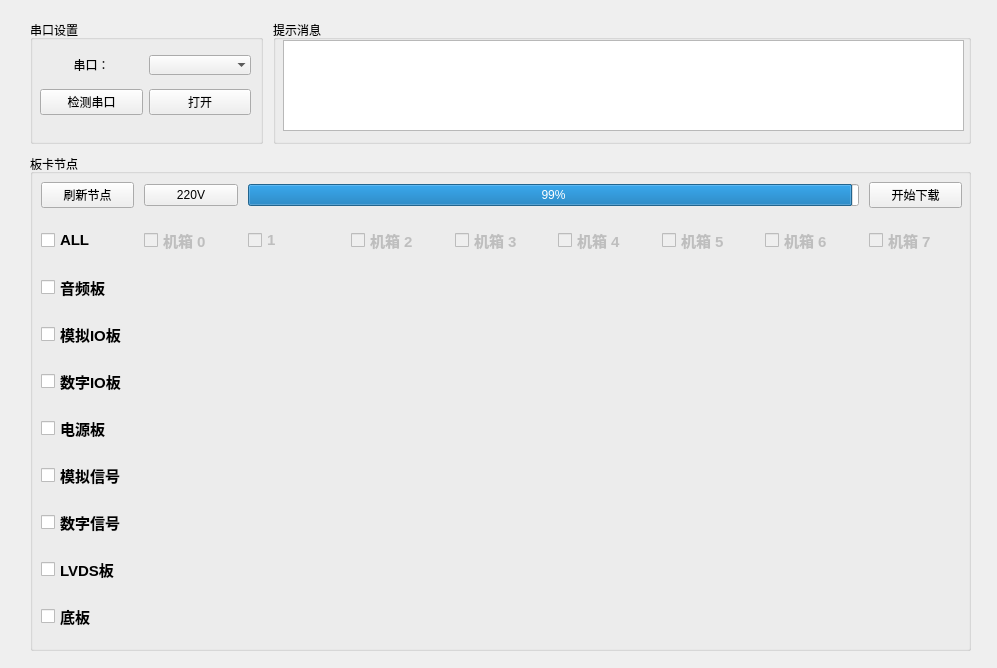
Old version of the form ProgramUpdate.ui in the repository chenzhipeng-hqu/python.
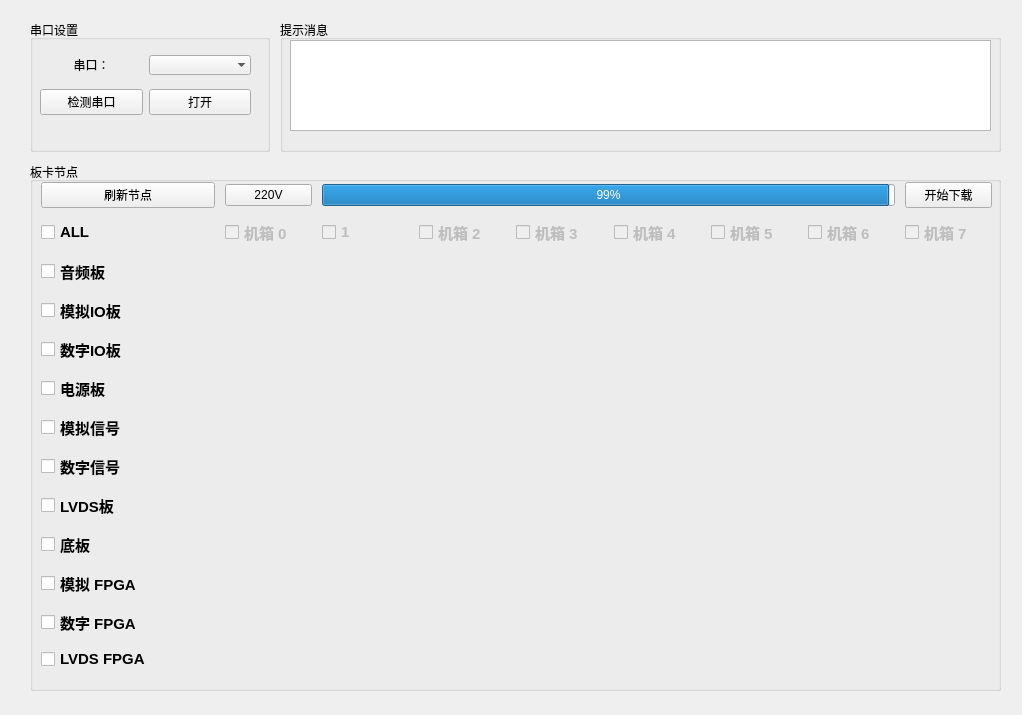
New version of the form.

Commit message:
[feature][mcu_upgrade_tool_ui][fpga] add FPGA upgrade UI and select id
[what]添加fpga升级的ui 和 选择节点, 持续添加
[why]null
[how]null

Diff of the .ui file:
```diff
--- a/ProgramUpdate.ui
+++ b/ProgramUpdate.ui
@@ -9,8 +9,8 @@
    <rect>
     <x>0</x>
     <y>0</y>
-    <width>997</width>
-    <height>668</height>
+    <width>1022</width>
+    <height>715</height>
    </rect>
   </property>
   <property name="sizePolicy">
@@ -33,8 +33,8 @@
     <rect>
      <x>20</x>
      <y>10</y>
-     <width>961</width>
-     <height>651</height>
+     <width>991</width>
+     <height>691</height>
     </rect>
    </property>
    <layout class="QGridLayout" name="gridLayout_4" rowstretch="1,4" columnstretch="0" rowminimumheight="0,0" columnminimumwidth="0">
@@ -211,7 +211,7 @@
           <rect>
            <x>10</x>
            <y>20</y>
-           <width>681</width>
+           <width>701</width>
            <height>91</height>
           </rect>
          </property>
@@ -248,11 +248,11 @@
         <rect>
          <x>1</x>
          <y>20</y>
-         <width>941</width>
-         <height>471</height>
+         <width>971</width>
+         <height>501</height>
         </rect>
        </property>
-       <layout class="QGridLayout" name="gridLayout_3" rowstretch="1,1,1,1,1,1,1,1,1,1" columnstretch="1,1,1,1,1,1,1,1,1">
+       <layout class="QGridLayout" name="gridLayout_3" rowstretch="1,1,1,1,1,1,1,1,1,1,1,1,1" columnstretch="2,1,1,1,1,1,1,1,1">
         <property name="sizeConstraint">
          <enum>QLayout::SetDefaultConstraint</enum>
         </property>
@@ -281,38 +281,6 @@
           </property>
          </widget>
         </item>
-        <item row="2" column="0">
-         <widget class="QCheckBox" name="Audio_checkBox">
-          <property name="enabled">
-           <bool>true</bool>
-          </property>
-          <property name="font">
-           <font>
-            <pointsize>11</pointsize>
-            <weight>75</weight>
-            <bold>true</bold>
-           </font>
-          </property>
-          <property name="focusPolicy">
-           <enum>Qt::StrongFocus</enum>
-          </property>
-          <property name="layoutDirection">
-           <enum>Qt::LeftToRight</enum>
-          </property>
-          <property name="text">
-           <string>音频板</string>
-          </property>
-          <property name="checked">
-           <bool>false</bool>
-          </property>
-          <property name="autoRepeat">
-           <bool>false</bool>
-          </property>
-          <property name="tristate">
-           <bool>false</bool>
-          </property>
-         </widget>
-        </item>
         <item row="4" column="0">
          <widget class="QCheckBox" name="DigitalIO_checkBox">
           <property name="enabled">
@@ -345,6 +313,38 @@
           </property>
          </widget>
         </item>
+        <item row="2" column="0">
+         <widget class="QCheckBox" name="Audio_checkBox">
+          <property name="enabled">
+           <bool>true</bool>
+          </property>
+          <property name="font">
+           <font>
+            <pointsize>11</pointsize>
+            <weight>75</weight>
+            <bold>true</bold>
+           </font>
+          </property>
+          <property name="focusPolicy">
+           <enum>Qt::StrongFocus</enum>
+          </property>
+          <property name="layoutDirection">
+           <enum>Qt::LeftToRight</enum>
+          </property>
+          <property name="text">
+           <string>音频板</string>
+          </property>
+          <property name="checked">
+           <bool>false</bool>
+          </property>
+          <property name="autoRepeat">
+           <bool>false</bool>
+          </property>
+          <property name="tristate">
+           <bool>false</bool>
+          </property>
+         </widget>
+        </item>
         <item row="3" column="0">
          <widget class="QCheckBox" name="AnalogIO_checkBox">
           <property name="enabled">
@@ -505,8 +505,8 @@
           </property>
          </widget>
         </item>
-        <item row="8" column="0">
-         <widget class="QCheckBox" name="LVDS_checkBox">
+        <item row="11" column="0">
+         <widget class="QCheckBox" name="PcieBase_checkBox_3">
           <property name="enabled">
            <bool>true</bool>
           </property>
@@ -524,7 +524,7 @@
            <enum>Qt::LeftToRight</enum>
           </property>
           <property name="text">
-           <string>LVDS板</string>
+           <string>数字 FPGA</string>
           </property>
           <property name="checked">
            <bool>false</bool>
@@ -537,13 +537,71 @@
           </property>
          </widget>
         </item>
-        <item row="0" column="0">
-         <widget class="QPushButton" name="BoardRefresh_button">
+        <item row="10" column="0">
+         <widget class="QCheckBox" name="PcieBase_checkBox_2">
+          <property name="enabled">
+           <bool>true</bool>
+          </property>
+          <property name="font">
+           <font>
+            <pointsize>11</pointsize>
+            <weight>75</weight>
+            <bold>true</bold>
+           </font>
+          </property>
+          <property name="focusPolicy">
+           <enum>Qt::StrongFocus</enum>
+          </property>
+          <property name="layoutDirection">
+           <enum>Qt::LeftToRight</enum>
+          </property>
           <property name="text">
-           <string>刷新节点</string>
+           <string>模拟 FPGA</string>
           </property>
-          <property name="shortcut">
-           <string>F5</string>
+          <property name="checked">
+           <bool>false</bool>
+          </property>
+          <property name="autoRepeat">
+           <bool>false</bool>
+          </property>
+          <property name="tristate">
+           <bool>false</bool>
+          </property>
+         </widget>
+        </item>
+        <item row="1" column="1">
+         <widget class="QCheckBox" name="Box0_checkBox">
+          <property name="enabled">
+           <bool>false</bool>
+          </property>
+          <property name="font">
+           <font>
+            <pointsize>11</pointsize>
+            <weight>75</weight>
+            <bold>true</bold>
+            <kerning>true</kerning>
+           </font>
+          </property>
+          <property name="focusPolicy">
+           <enum>Qt::StrongFocus</enum>
+          </property>
+          <property name="layoutDirection">
+           <enum>Qt::LeftToRight</enum>
+          </property>
+          <property name="text">
+           <string>机箱 0</string>
+          </property>
+          <property name="checkable">
+           <bool>false</bool>
+          </property>
+          <property name="checked">
+           <bool>false</bool>
+          </property>
+          <property name="autoRepeat">
+           <bool>false</bool>
+          </property>
+          <property name="tristate">
+           <bool>false</bool>
           </property>
          </widget>
         </item>
@@ -554,73 +612,6 @@
           </property>
          </widget>
         </item>
-        <item row="1" column="0">
-         <widget class="QCheckBox" name="allNodeID_checkBox">
-          <property name="enabled">
-           <bool>true</bool>
-          </property>
-          <property name="font">
-           <font>
-            <pointsize>11</pointsize>
-            <weight>75</weight>
-            <bold>true</bold>
-           </font>
-          </property>
-          <property name="focusPolicy">
-           <enum>Qt::StrongFocus</enum>
-          </property>
-          <property name="layoutDirection">
-           <enum>Qt::LeftToRight</enum>
-          </property>
-          <property name="text">
-           <string>ALL</string>
-          </property>
-          <property name="checked">
-           <bool>false</bool>
-          </property>
-          <property name="autoRepeat">
-           <bool>false</bool>
-          </property>
-          <property name="tristate">
-           <bool>false</bool>
-          </property>
-         </widget>
-        </item>
-        <item row="1" column="2">
-         <widget class="QCheckBox" name="Box1_checkBox">
-          <property name="enabled">
-           <bool>false</bool>
-          </property>
-          <property name="font">
-           <font>
-            <pointsize>11</pointsize>
-            <weight>75</weight>
-            <bold>true</bold>
-           </font>
-          </property>
-          <property name="focusPolicy">
-           <enum>Qt::StrongFocus</enum>
-          </property>
-          <property name="layoutDirection">
-           <enum>Qt::LeftToRight</enum>
-          </property>
-          <property name="text">
-           <string>1</string>
-          </property>
-          <property name="checkable">
-           <bool>false</bool>
-          </property>
-          <property name="checked">
-           <bool>false</bool>
-          </property>
-          <property name="autoRepeat">
-           <bool>false</bool>
-          </property>
-          <property name="tristate">
-           <bool>false</bool>
-          </property>
-         </widget>
-        </item>
         <item row="1" column="6">
          <widget class="QCheckBox" name="Box5_checkBox">
           <property name="enabled">
@@ -656,179 +647,13 @@
           </property>
          </widget>
         </item>
-        <item row="1" column="5">
-         <widget class="QCheckBox" name="Box4_checkBox">
-          <property name="enabled">
-           <bool>false</bool>
-          </property>
-          <property name="font">
-           <font>
-            <pointsize>11</pointsize>
-            <weight>75</weight>
-            <bold>true</bold>
-           </font>
-          </property>
-          <property name="focusPolicy">
-           <enum>Qt::StrongFocus</enum>
-          </property>
-          <property name="layoutDirection">
-           <enum>Qt::LeftToRight</enum>
-          </property>
+        <item row="0" column="0">
+         <widget class="QPushButton" name="BoardRefresh_button">
           <property name="text">
-           <string>机箱 4</string>
+           <string>刷新节点</string>
           </property>
-          <property name="checkable">
-           <bool>false</bool>
-          </property>
-          <property name="checked">
-           <bool>false</bool>
-          </property>
-          <property name="autoRepeat">
-           <bool>false</bool>
-          </property>
-          <property name="tristate">
-           <bool>false</bool>
-          </property>
-         </widget>
-        </item>
-        <item row="1" column="4">
-         <widget class="QCheckBox" name="Box3_checkBox">
-          <property name="enabled">
-           <bool>false</bool>
-          </property>
-          <property name="font">
-           <font>
-            <pointsize>11</pointsize>
-            <weight>75</weight>
-            <bold>true</bold>
-           </font>
-          </property>
-          <property name="focusPolicy">
-           <enum>Qt::StrongFocus</enum>
-          </property>
-          <property name="layoutDirection">
-           <enum>Qt::LeftToRight</enum>
-          </property>
-          <property name="text">
-           <string>机箱 3</string>
-          </property>
-          <property name="checkable">
-           <bool>false</bool>
-          </property>
-          <property name="checked">
-           <bool>false</bool>
-          </property>
-          <property name="autoRepeat">
-           <bool>false</bool>
-          </property>
-          <property name="tristate">
-           <bool>false</bool>
-          </property>
-         </widget>
-        </item>
-        <item row="1" column="1">
-         <widget class="QCheckBox" name="Box0_checkBox">
-          <property name="enabled">
-           <bool>false</bool>
-          </property>
-          <property name="font">
-           <font>
-            <pointsize>11</pointsize>
-            <weight>75</weight>
-            <bold>true</bold>
-            <kerning>true</kerning>
-           </font>
-          </property>
-          <property name="focusPolicy">
-           <enum>Qt::StrongFocus</enum>
-          </property>
-          <property name="layoutDirection">
-           <enum>Qt::LeftToRight</enum>
-          </property>
-          <property name="text">
-           <string>机箱 0</string>
-          </property>
-          <property name="checkable">
-           <bool>false</bool>
-          </property>
-          <property name="checked">
-           <bool>false</bool>
-          </property>
-          <property name="autoRepeat">
-           <bool>false</bool>
-          </property>
-          <property name="tristate">
-           <bool>false</bool>
-          </property>
-         </widget>
-        </item>
-        <item row="1" column="3">
-         <widget class="QCheckBox" name="Box2_checkBox">
-          <property name="enabled">
-           <bool>false</bool>
-          </property>
-          <property name="font">
-           <font>
-            <pointsize>11</pointsize>
-            <weight>75</weight>
-            <bold>true</bold>
-           </font>
-          </property>
-          <property name="focusPolicy">
-           <enum>Qt::StrongFocus</enum>
-          </property>
-          <property name="layoutDirection">
-           <enum>Qt::LeftToRight</enum>
-          </property>
-          <property name="text">
-           <string>机箱 2</string>
-          </property>
-          <property name="checkable">
-           <bool>false</bool>
-          </property>
-          <property name="checked">
-           <bool>false</bool>
-          </property>
-          <property name="autoRepeat">
-           <bool>false</bool>
-          </property>
-          <property name="tristate">
-           <bool>false</bool>
-          </property>
-         </widget>
-        </item>
-        <item row="1" column="7">
-         <widget class="QCheckBox" name="Box6_checkBox">
-          <property name="enabled">
-           <bool>false</bool>
-          </property>
-          <property name="font">
-           <font>
-            <pointsize>11</pointsize>
-            <weight>75</weight>
-            <bold>true</bold>
-           </font>
-          </property>
-          <property name="focusPolicy">
-           <enum>Qt::StrongFocus</enum>
-          </property>
-          <property name="layoutDirection">
-           <enum>Qt::LeftToRight</enum>
-          </property>
-          <property name="text">
-           <string>机箱 6</string>
-          </property>
-          <property name="checkable">
-           <bool>false</bool>
-          </property>
-          <property name="checked">
-           <bool>false</bool>
-          </property>
-          <property name="autoRepeat">
-           <bool>false</bool>
-          </property>
-          <property name="tristate">
-           <bool>false</bool>
+          <property name="shortcut">
+           <string>F5</string>
           </property>
          </widget>
         </item>
@@ -917,6 +742,277 @@
           </property>
          </widget>
         </item>
+        <item row="1" column="5">
+         <widget class="QCheckBox" name="Box4_checkBox">
+          <property name="enabled">
+           <bool>false</bool>
+          </property>
+          <property name="font">
+           <font>
+            <pointsize>11</pointsize>
+            <weight>75</weight>
+            <bold>true</bold>
+           </font>
+          </property>
+          <property name="focusPolicy">
+           <enum>Qt::StrongFocus</enum>
+          </property>
+          <property name="layoutDirection">
+           <enum>Qt::LeftToRight</enum>
+          </property>
+          <property name="text">
+           <string>机箱 4</string>
+          </property>
+          <property name="checkable">
+           <bool>false</bool>
+          </property>
+          <property name="checked">
+           <bool>false</bool>
+          </property>
+          <property name="autoRepeat">
+           <bool>false</bool>
+          </property>
+          <property name="tristate">
+           <bool>false</bool>
+          </property>
+         </widget>
+        </item>
+        <item row="1" column="7">
+         <widget class="QCheckBox" name="Box6_checkBox">
+          <property name="enabled">
+           <bool>false</bool>
+          </property>
+          <property name="font">
+           <font>
+            <pointsize>11</pointsize>
+            <weight>75</weight>
+            <bold>true</bold>
+           </font>
+          </property>
+          <property name="focusPolicy">
+           <enum>Qt::StrongFocus</enum>
+          </property>
+          <property name="layoutDirection">
+           <enum>Qt::LeftToRight</enum>
+          </property>
+          <property name="text">
+           <string>机箱 6</string>
+          </property>
+          <property name="checkable">
+           <bool>false</bool>
+          </property>
+          <property name="checked">
+           <bool>false</bool>
+          </property>
+          <property name="autoRepeat">
+           <bool>false</bool>
+          </property>
+          <property name="tristate">
+           <bool>false</bool>
+          </property>
+         </widget>
+        </item>
+        <item row="1" column="0">
+         <widget class="QCheckBox" name="allNodeID_checkBox">
+          <property name="enabled">
+           <bool>true</bool>
+          </property>
+          <property name="font">
+           <font>
+            <pointsize>11</pointsize>
+            <weight>75</weight>
+            <bold>true</bold>
+           </font>
+          </property>
+          <property name="focusPolicy">
+           <enum>Qt::StrongFocus</enum>
+          </property>
+          <property name="layoutDirection">
+           <enum>Qt::LeftToRight</enum>
+          </property>
+          <property name="text">
+           <string>ALL</string>
+          </property>
+          <property name="checked">
+           <bool>false</bool>
+          </property>
+          <property name="autoRepeat">
+           <bool>false</bool>
+          </property>
+          <property name="tristate">
+           <bool>false</bool>
+          </property>
+         </widget>
+        </item>
+        <item row="8" column="0">
+         <widget class="QCheckBox" name="LVDS_checkBox">
+          <property name="enabled">
+           <bool>true</bool>
+          </property>
+          <property name="font">
+           <font>
+            <pointsize>11</pointsize>
+            <weight>75</weight>
+            <bold>true</bold>
+           </font>
+          </property>
+          <property name="focusPolicy">
+           <enum>Qt::StrongFocus</enum>
+          </property>
+          <property name="layoutDirection">
+           <enum>Qt::LeftToRight</enum>
+          </property>
+          <property name="text">
+           <string>LVDS板</string>
+          </property>
+          <property name="checked">
+           <bool>false</bool>
+          </property>
+          <property name="autoRepeat">
+           <bool>false</bool>
+          </property>
+          <property name="tristate">
+           <bool>false</bool>
+          </property>
+         </widget>
+        </item>
+        <item row="1" column="2">
+         <widget class="QCheckBox" name="Box1_checkBox">
+          <property name="enabled">
+           <bool>false</bool>
+          </property>
+          <property name="font">
+           <font>
+            <pointsize>11</pointsize>
+            <weight>75</weight>
+            <bold>true</bold>
+           </font>
+          </property>
+          <property name="focusPolicy">
+           <enum>Qt::StrongFocus</enum>
+          </property>
+          <property name="layoutDirection">
+           <enum>Qt::LeftToRight</enum>
+          </property>
+          <property name="text">
+           <string>1</string>
+          </property>
+          <property name="checkable">
+           <bool>false</bool>
+          </property>
+          <property name="checked">
+           <bool>false</bool>
+          </property>
+          <property name="autoRepeat">
+           <bool>false</bool>
+          </property>
+          <property name="tristate">
+           <bool>false</bool>
+          </property>
+         </widget>
+        </item>
+        <item row="1" column="4">
+         <widget class="QCheckBox" name="Box3_checkBox">
+          <property name="enabled">
+           <bool>false</bool>
+          </property>
+          <property name="font">
+           <font>
+            <pointsize>11</pointsize>
+            <weight>75</weight>
+            <bold>true</bold>
+           </font>
+          </property>
+          <property name="focusPolicy">
+           <enum>Qt::StrongFocus</enum>
+          </property>
+          <property name="layoutDirection">
+           <enum>Qt::LeftToRight</enum>
+          </property>
+          <property name="text">
+           <string>机箱 3</string>
+          </property>
+          <property name="checkable">
+           <bool>false</bool>
+          </property>
+          <property name="checked">
+           <bool>false</bool>
+          </property>
+          <property name="autoRepeat">
+           <bool>false</bool>
+          </property>
+          <property name="tristate">
+           <bool>false</bool>
+          </property>
+         </widget>
+        </item>
+        <item row="1" column="3">
+         <widget class="QCheckBox" name="Box2_checkBox">
+          <property name="enabled">
+           <bool>false</bool>
+          </property>
+          <property name="font">
+           <font>
+            <pointsize>11</pointsize>
+            <weight>75</weight>
+            <bold>true</bold>
+           </font>
+          </property>
+          <property name="focusPolicy">
+           <enum>Qt::StrongFocus</enum>
+          </property>
+          <property name="layoutDirection">
+           <enum>Qt::LeftToRight</enum>
+          </property>
+          <property name="text">
+           <string>机箱 2</string>
+          </property>
+          <property name="checkable">
+           <bool>false</bool>
+          </property>
+          <property name="checked">
+           <bool>false</bool>
+          </property>
+          <property name="autoRepeat">
+           <bool>false</bool>
+          </property>
+          <property name="tristate">
+           <bool>false</bool>
+          </property>
+         </widget>
+        </item>
+        <item row="12" column="0">
+         <widget class="QCheckBox" name="PcieBase_checkBox_4">
+          <property name="enabled">
+           <bool>true</bool>
+          </property>
+          <property name="font">
+           <font>
+            <pointsize>11</pointsize>
+            <weight>75</weight>
+            <bold>true</bold>
+           </font>
+          </property>
+          <property name="focusPolicy">
+           <enum>Qt::StrongFocus</enum>
+          </property>
+          <property name="layoutDirection">
+           <enum>Qt::LeftToRight</enum>
+          </property>
+          <property name="text">
+           <string>LVDS FPGA</string>
+          </property>
+          <property name="checked">
+           <bool>false</bool>
+          </property>
+          <property name="autoRepeat">
+           <bool>false</bool>
+          </property>
+          <property name="tristate">
+           <bool>false</bool>
+          </property>
+         </widget>
+        </item>
        </layout>
       </widget>
      </widget>
```
Left out of the diff: 6 changed lines with no effect on the pictures. The commit also changes 2 other files.
